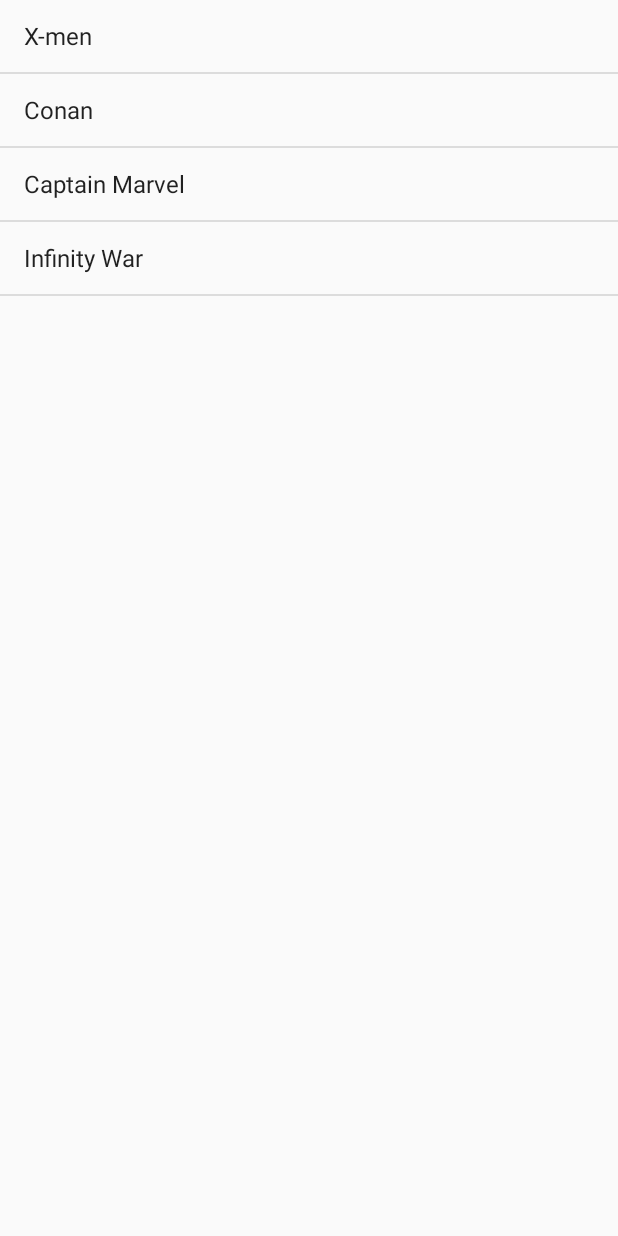
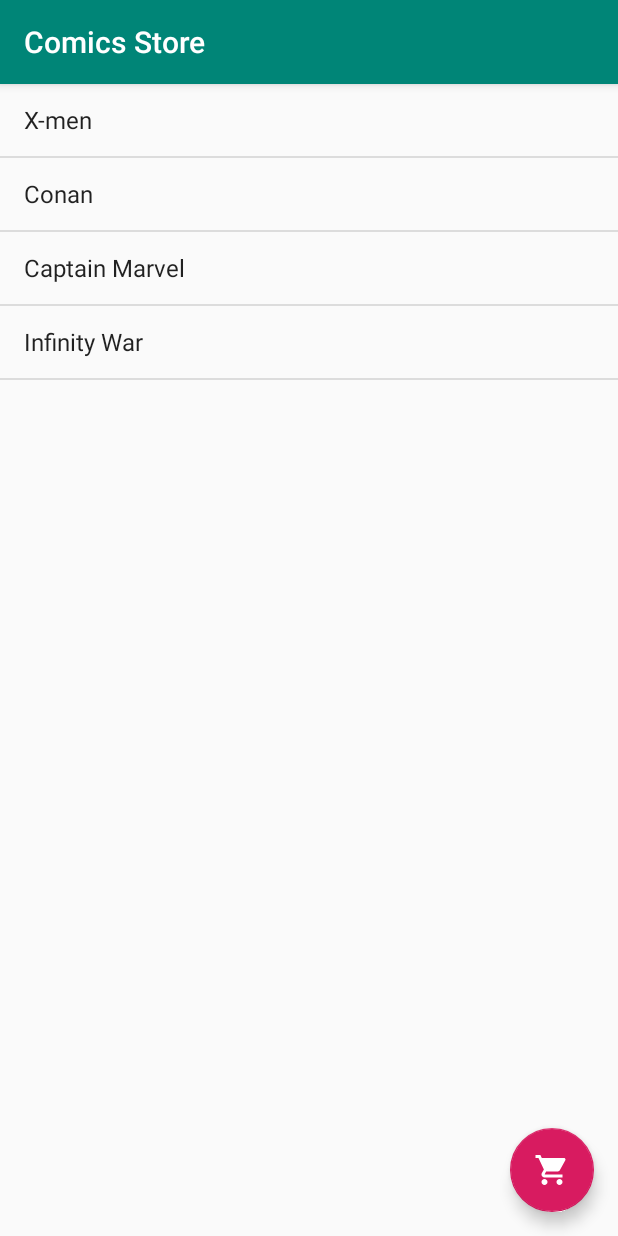
Before and after one commit to raulkfernandes/Marvel_Store, an Android app: the screen it shows after launch (MainActivity), on a phone screen of 412 x 824 dp. Run offline under Robolectric (Android 15) with nearby library versions, the phone set to English and light mode, and no system bars.

Commit message:
Adicionando fab Shopping Cart

```diff
--- a/app/build.gradle
+++ b/app/build.gradle
@@ -24,4 +24,5 @@
     testImplementation 'junit:junit:4.12'
     androidTestImplementation 'androidx.test:runner:1.2.0'
     androidTestImplementation 'androidx.test.espresso:espresso-core:3.2.0'
+    implementation 'com.google.android.material:material:1.0.0'
 }
--- a/app/src/main/java/br/com/phoebus/marvelstore/MainActivity.java
+++ b/app/src/main/java/br/com/phoebus/marvelstore/MainActivity.java
@@ -6,15 +6,17 @@
 import android.widget.ListView;
 
 import androidx.annotation.Nullable;
+import androidx.appcompat.app.AppCompatActivity;
 
 import java.util.ArrayList;
 import java.util.Arrays;
 import java.util.List;
 
-public class MainActivity extends Activity {
+public class MainActivity extends AppCompatActivity {
     @Override
     protected void onCreate(@Nullable Bundle savedInstanceState) {
         super.onCreate(savedInstanceState);
+        setTitle("Comics Store");
         setContentView(R.layout.activity_main);
         List<String> comics = new ArrayList<>(
                 Arrays.asList("X-men", "Conan", "Captain Marvel", "Infinity War"));
--- /dev/null
+++ b/app/src/main/res/drawable-anydpi/ic_action_access_shopping_cart.xml
@@ -0,0 +1,10 @@
+<vector xmlns:android="http://schemas.android.com/apk/res/android"
+    android:width="24dp"
+    android:height="24dp"
+    android:viewportWidth="24"
+    android:viewportHeight="24"
+    android:tint="#FFFFFF">
+    <path
+        android:fillColor="#FF000000"
+        android:pathData="M7,18c-1.1,0 -1.99,0.9 -1.99,2S5.9,22 7,22s2,-0.9 2,-2 -0.9,-2 -2,-2zM1,2v2h2l3.6,7.59 -1.35,2.45c-0.16,0.28 -0.25,0.61 -0.25,0.96 0,1.1 0.9,2 2,2h12v-2L7.42,15c-0.14,0 -0.25,-0.11 -0.25,-0.25l0.03,-0.12 0.9,-1.63h7.45c0.75,0 1.41,-0.41 1.75,-1.03l3.58,-6.49c0.08,-0.14 0.12,-0.31 0.12,-0.48 0,-0.55 -0.45,-1 -1,-1L5.21,4l-0.94,-2L1,2zM17,18c-1.1,0 -1.99,0.9 -1.99,2s0.89,2 1.99,2 2,-0.9 2,-2 -0.9,-2 -2,-2z"/>
+</vector>
--- a/app/src/main/res/layout/activity_main.xml
+++ b/app/src/main/res/layout/activity_main.xml
@@ -1,11 +1,25 @@
 <?xml version="1.0" encoding="utf-8"?>
-<LinearLayout xmlns:android="http://schemas.android.com/apk/res/android"
-    android:orientation="vertical"
+<RelativeLayout
+    xmlns:android="http://schemas.android.com/apk/res/android"
+    xmlns:app="http://schemas.android.com/apk/res-auto"
     android:layout_width="match_parent"
     android:layout_height="match_parent">
+
+    <com.google.android.material.floatingactionbutton.FloatingActionButton
+        android:id="@+id/activity_main_fab_shopping_cart"
+        android:layout_width="wrap_content"
+        android:layout_height="wrap_content"
+        android:layout_alignParentEnd="true"
+        android:layout_alignParentRight="true"
+        android:layout_alignParentBottom="true"
+        android:layout_margin="16dp"
+        android:clickable="true"
+        android:focusable="true"
+        android:src="@drawable/ic_action_access_shopping_cart"/>
 
     <ListView
         android:id="@+id/activity_main_comics_list"
         android:layout_width="match_parent"
         android:layout_height="match_parent" />
-</LinearLayout>
+
+</RelativeLayout>
```
Also changed, not shown: app/src/main/res/drawable-hdpi/ic_action_access_shopping_cart.png (added), app/src/main/res/drawable-mdpi/ic_action_access_shopping_cart.png (added), app/src/main/res/drawable-xhdpi/ic_action_access_shopping_cart.png (added), app/src/main/res/drawable-xxhdpi/ic_action_access_shopping_cart.png (added).
